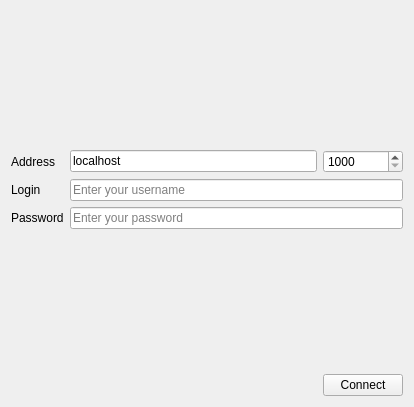
Old version of the form ui/client_login.ui in the repository Tippman/messenger.
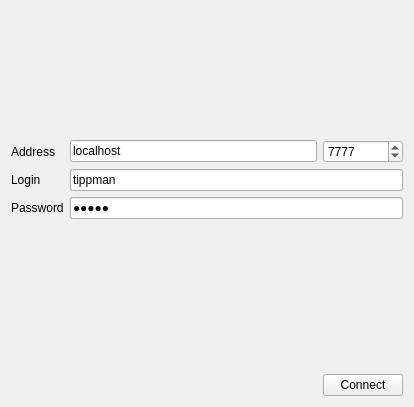
New version of the form.

Patch:
```diff
--- a/ui/client_login.ui
+++ b/ui/client_login.ui
@@ -15,14 +15,47 @@
   </property>
   <layout class="QGridLayout" name="gridLayout">
    <item row="3" column="0">
-    <widget class="QLabel" name="label_2">
+    <widget class="QLabel" name="label">
      <property name="text">
-      <string>Password</string>
+      <string>Login</string>
+     </property>
+    </widget>
+   </item>
+   <item row="2" column="2">
+    <widget class="QSpinBox" name="portSpinBox">
+     <property name="minimum">
+      <number>1000</number>
+     </property>
+     <property name="maximum">
+      <number>65635</number>
+     </property>
+     <property name="value">
+      <number>7777</number>
+     </property>
+    </widget>
+   </item>
+   <item row="2" column="1">
+    <widget class="QLineEdit" name="addressLineEdit">
+     <property name="text">
+      <string>localhost</string>
      </property>
     </widget>
    </item>
    <item row="3" column="1" colspan="2">
+    <widget class="QLineEdit" name="loginLineEdit">
+     <property name="text">
+      <string>tippman</string>
+     </property>
+     <property name="placeholderText">
+      <string>Enter your username</string>
+     </property>
+    </widget>
+   </item>
+   <item row="4" column="1" colspan="2">
     <widget class="QLineEdit" name="passwordLineEdit">
+     <property name="text">
+      <string>s1234</string>
+     </property>
      <property name="echoMode">
       <enum>QLineEdit::Password</enum>
      </property>
@@ -31,28 +64,47 @@
      </property>
     </widget>
    </item>
-   <item row="5" column="2">
+   <item row="7" column="2">
     <widget class="QPushButton" name="connectButton">
      <property name="text">
       <string>Connect</string>
      </property>
     </widget>
    </item>
-   <item row="1" column="1">
-    <widget class="QLineEdit" name="addressLineEdit">
-     <property name="text">
-      <string>localhost</string>
+   <item row="0" column="1">
+    <spacer name="verticalSpacer">
+     <property name="orientation">
+      <enum>Qt::Vertical</enum>
      </property>
-    </widget>
+     <property name="sizeHint" stdset="0">
+      <size>
+       <width>20</width>
+       <height>40</height>
+      </size>
+     </property>
+    </spacer>
    </item>
-   <item row="2" column="0">
-    <widget class="QLabel" name="label">
+   <item row="4" column="0">
+    <widget class="QLabel" name="label_2">
      <property name="text">
-      <string>Login</string>
+      <string>Password</string>
      </property>
     </widget>
    </item>
-   <item row="5" column="0" colspan="2">
+   <item row="6" column="1">
+    <spacer name="verticalSpacer_2">
+     <property name="orientation">
+      <enum>Qt::Vertical</enum>
+     </property>
+     <property name="sizeHint" stdset="0">
+      <size>
+       <width>20</width>
+       <height>40</height>
+      </size>
+     </property>
+    </spacer>
+   </item>
+   <item row="7" column="0" colspan="2">
     <spacer name="horizontalSpacer">
      <property name="orientation">
       <enum>Qt::Horizontal</enum>
@@ -65,56 +117,26 @@
      </property>
     </spacer>
    </item>
-   <item row="1" column="0">
+   <item row="2" column="0">
     <widget class="QLabel" name="label_3">
      <property name="text">
       <string>Address</string>
      </property>
     </widget>
    </item>
-   <item row="1" column="2">
-    <widget class="QSpinBox" name="portSpinBox">
-     <property name="minimum">
-      <number>1000</number>
+   <item row="5" column="1">
+    <widget class="QLabel" name="errorArea">
+     <property name="font">
+      <font>
+       <weight>75</weight>
+       <bold>true</bold>
+      </font>
      </property>
-     <property name="maximum">
-      <number>65635</number>
+     <property name="text">
+      <string/>
      </property>
     </widget>
    </item>
-   <item row="0" column="1">
-    <spacer name="verticalSpacer">
-     <property name="orientation">
-      <enum>Qt::Vertical</enum>
-     </property>
-     <property name="sizeHint" stdset="0">
-      <size>
-       <width>20</width>
-       <height>40</height>
-      </size>
-     </property>
-    </spacer>
-   </item>
-   <item row="2" column="1" colspan="2">
-    <widget class="QLineEdit" name="loginLineEdit">
-     <property name="placeholderText">
-      <string>Enter your username</string>
-     </property>
-    </widget>
-   </item>
-   <item row="4" column="1">
-    <spacer name="verticalSpacer_2">
-     <property name="orientation">
-      <enum>Qt::Vertical</enum>
-     </property>
-     <property name="sizeHint" stdset="0">
-      <size>
-       <width>20</width>
-       <height>40</height>
-      </size>
-     </property>
-    </spacer>
-   </item>
   </layout>
  </widget>
  <resources/>
```
